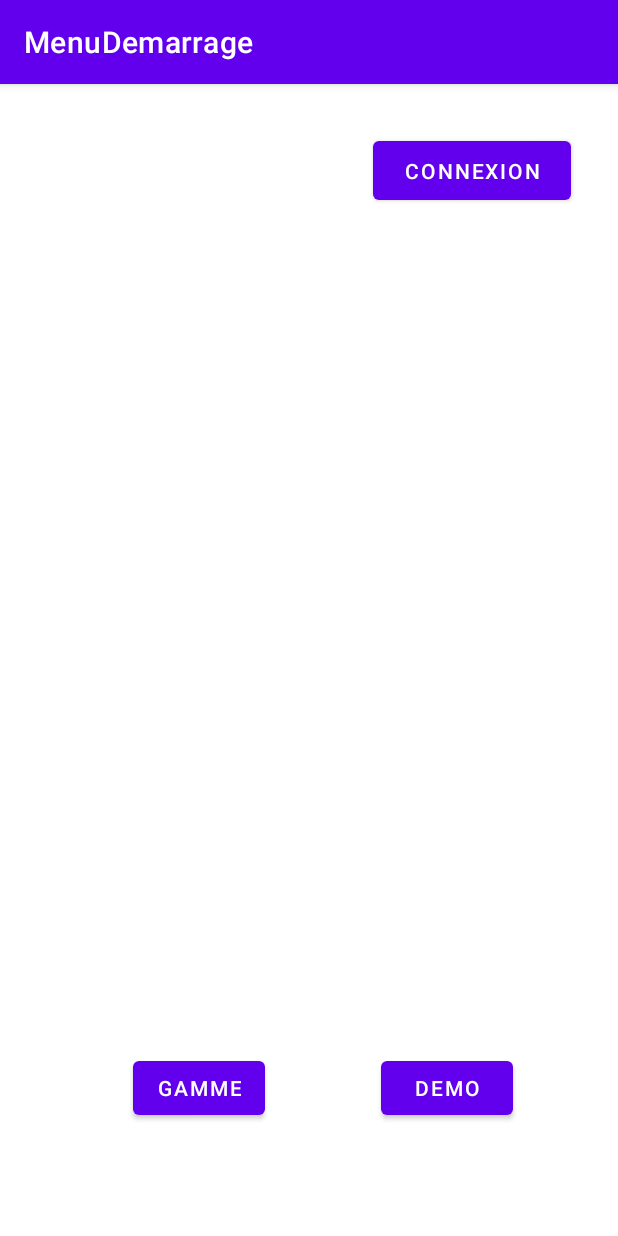
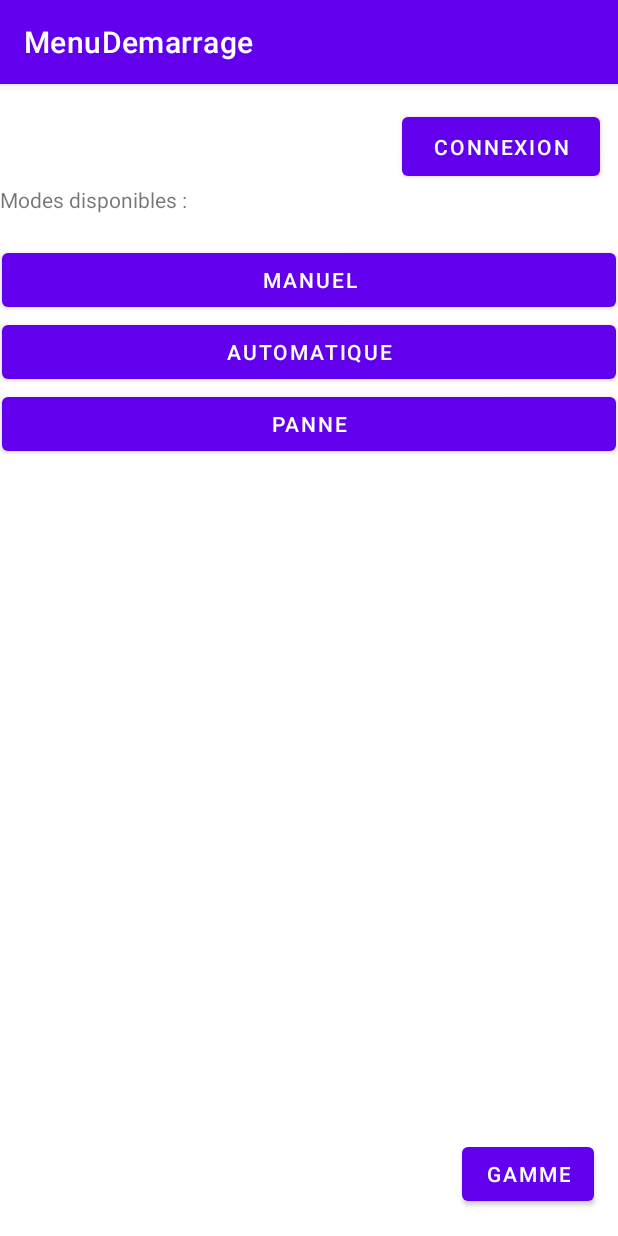
Before and after one commit to simont44/ApplicationAndroid, an Android app: the screen it shows after launch (MenuDemarrage), on a phone screen of 412 x 824 dp. Run offline under Robolectric (Android 15) with nearby library versions, the phone set to English and light mode, and no system bars.

Commit message:
Ajout login et changement de mode de fonctionnement

```diff
--- a/app/build.gradle
+++ b/app/build.gradle
@@ -44,8 +44,9 @@ dependencies {
     androidTestImplementation 'androidx.test.ext:junit:1.1.2'
     androidTestImplementation 'androidx.test.espresso:espresso-core:3.3.0'
 
-    compile 'com.android.support:recyclerview-v7:26.1.0'
-    compile 'com.github.stealthcopter:AndroidNetworkTools:0.4.5.3'
+    implementation 'com.android.support:recyclerview-v7:26.1.0'
+    implementation 'com.github.stealthcopter:AndroidNetworkTools:0.4.5.3'
+    implementation 'com.google.code.gson:gson:2.8.7'
 
 
 
--- a/app/src/main/java/com/example/robotandroid/AbstractActivity.java
+++ b/app/src/main/java/com/example/robotandroid/AbstractActivity.java
@@ -21,10 +21,12 @@ import androidx.appcompat.app.AppCompatActivity;
 import java.io.IOException;
 
 public class AbstractActivity extends AppCompatActivity {
+    protected Controleur controleur;
+
     @Override
     protected void onCreate(Bundle savedInstanceState) {
         super.onCreate(savedInstanceState);
-
+        controleur = Controleur.getInstance();
     }
 
     @Override
@@ -74,12 +76,7 @@ public class AbstractActivity extends AppCompatActivity {
         alertDialogBuilder.setPositiveButton("Sauvegarder", new DialogInterface.OnClickListener() {
             @Override
             public void onClick(DialogInterface dialog, int which) {
-                try {
-                    JSONManager.SendAllList();
-                    Log.e("SaveBDD","Les données sont sauvegardées et envoyées à la BDD");
-                } catch (IOException e) {
-                    e.printStackTrace();
-                }
+                controleur.creerGamme(controleur.gammeEnCreation);
                 Intent MenuDemarrage = new Intent(getApplicationContext(), MenuDemarrage.class);
                 startActivity(MenuDemarrage);
                 finish();
--- a/app/src/main/java/com/example/robotandroid/JSONManager.java
+++ b/app/src/main/java/com/example/robotandroid/JSONManager.java
@@ -50,7 +50,7 @@ public class JSONManager {
         Operation op1 = new Operation("Tourner","ça tourne");
         try {
             gamme2.AjouterOperation(op1);
-            op1.AjouterTache(new Tache(Tache.TypeAction.Attendre,5));
+            op1.AjouterTache(new Tache("1", "attendre", Tache.TypeAction.Attendre, 1000,'A'));
         } catch (Exception e) {
             e.printStackTrace();
         }
--- a/app/src/main/java/com/example/robotandroid/MenuDemarrage.java
+++ b/app/src/main/java/com/example/robotandroid/MenuDemarrage.java
@@ -16,10 +16,11 @@ public class MenuDemarrage extends AbstractActivity {
 
     @Override
     protected void onCreate(Bundle savedInstanceState) {
-        IRobot robot = new RobotConnexion();
+        IRobot robot = new WifiListener();
         Controleur.initControleur(robot);
 
         super.onCreate(savedInstanceState);
+
         setContentView(R.layout.activity_menu_demarrage);
         Button buttonGamme = findViewById(R.id.buttonGamme);
         buttonGamme.setOnClickListener(new View.OnClickListener() {
@@ -35,6 +36,31 @@ public class MenuDemarrage extends AbstractActivity {
                 OpenListeAppareilWifi();
             }
         });
+
+        Button buttonAuto = findViewById(R.id.buttonAuto);
+        buttonAuto.setOnClickListener(new View.OnClickListener() {
+            @Override
+            public void onClick(View v) {
+                controleur.mode("auto");
+            }
+        });
+
+        Button buttonManu = findViewById(R.id.buttonManuel);
+        buttonManu.setOnClickListener(new View.OnClickListener() {
+            @Override
+            public void onClick(View v) {
+                controleur.mode("manu");
+            }
+        });
+
+        Button buttonPanne = findViewById(R.id.buttonPanne);
+        buttonPanne.setOnClickListener(new View.OnClickListener() {
+            @Override
+            public void onClick(View v) {
+                controleur.mode("panne");
+            }
+        });
+
     }
     public void OpenMenuGamme()
     {
--- a/app/src/main/java/com/example/robotandroid/OperationRepository/Operation.java
+++ b/app/src/main/java/com/example/robotandroid/OperationRepository/Operation.java
@@ -10,6 +10,8 @@ public class Operation implements Serializable {
     String titre;
     String description;
 
+    public int nbTaches;
+
     public Operation(String titre, String description)
     {
         this.titre = titre;
@@ -21,12 +23,14 @@ public class Operation implements Serializable {
     public void AjouterTache(Tache t)
     {
         ListeTaches.add(t);
+        nbTaches++;
     }
 
 
     public void SupprimerTache(Tache t)
     {
         ListeTaches.remove(t);
+        nbTaches--;
     }
 
     public ArrayList<Tache> getListeTaches() {
--- a/app/src/main/res/layout/activity_menu_demarrage.xml
+++ b/app/src/main/res/layout/activity_menu_demarrage.xml
@@ -13,32 +13,55 @@
         android:text="@string/gamme"
         app:layout_constraintBottom_toBottomOf="parent"
         app:layout_constraintEnd_toEndOf="parent"
-        app:layout_constraintHorizontal_bias="0.274"
+        app:layout_constraintHorizontal_bias="0.95"
         app:layout_constraintStart_toStartOf="parent"
         app:layout_constraintTop_toTopOf="parent"
-        app:layout_constraintVertical_bias="0.896" />
-
-    <Button
-        android:id="@+id/buttonDemo"
-        android:layout_width="wrap_content"
-        android:layout_height="wrap_content"
-        android:text="Demo"
-        app:layout_constraintBottom_toBottomOf="@+id/buttonGamme"
-        app:layout_constraintEnd_toEndOf="parent"
-        app:layout_constraintHorizontal_bias="0.527"
-        app:layout_constraintStart_toEndOf="@+id/buttonGamme"
-        app:layout_constraintTop_toTopOf="@+id/buttonGamme"
-        app:layout_constraintVertical_bias="0.0" />
+        app:layout_constraintVertical_bias="0.976" />
 
     <Button
         android:id="@+id/buttonConnect"
         android:layout_width="132dp"
         android:layout_height="51dp"
+        android:layout_marginTop="16dp"
+        android:layout_marginEnd="12dp"
+        android:layout_marginRight="12dp"
         android:text="Connexion"
-        app:layout_constraintBottom_toTopOf="@+id/buttonDemo"
         app:layout_constraintEnd_toEndOf="parent"
-        app:layout_constraintHorizontal_bias="0.889"
+        app:layout_constraintTop_toTopOf="parent" />
+
+    <TextView
+        android:id="@+id/textViewModes"
+        android:layout_width="wrap_content"
+        android:layout_height="wrap_content"
+        android:text="Modes disponibles :"
         app:layout_constraintStart_toStartOf="parent"
-        app:layout_constraintTop_toTopOf="parent"
-        app:layout_constraintVertical_bias="0.054" />
+        app:layout_constraintTop_toBottomOf="@+id/buttonConnect" />
+
+    <Button
+        android:id="@+id/buttonPanne"
+        android:layout_width="409dp"
+        android:layout_height="wrap_content"
+        android:text="Panne"
+        app:layout_constraintEnd_toEndOf="parent"
+        app:layout_constraintStart_toStartOf="parent"
+        app:layout_constraintTop_toBottomOf="@+id/buttonAuto" />
+
+    <Button
+        android:id="@+id/buttonAuto"
+        android:layout_width="409dp"
+        android:layout_height="wrap_content"
+        android:layout_marginTop="68dp"
+        android:text="Automatique"
+        app:layout_constraintEnd_toEndOf="parent"
+        app:layout_constraintStart_toStartOf="parent"
+        app:layout_constraintTop_toBottomOf="@+id/textViewModes" />
+
+    <Button
+        android:id="@+id/buttonManuel"
+        android:layout_width="409dp"
+        android:layout_height="wrap_content"
+        android:text="Manuel"
+        app:layout_constraintBottom_toTopOf="@+id/buttonAuto"
+        app:layout_constraintEnd_toEndOf="parent"
+        app:layout_constraintStart_toStartOf="parent" />
 </androidx.constraintlayout.widget.ConstraintLayout>
```
Also changed, not shown: app/src/main/java/com/example/robotandroid/Controleur.java (+47 -1 lines), app/src/main/java/com/example/robotandroid/GammeRepository/EditGammeActivity.java (+18 -22 lines), app/src/main/java/com/example/robotandroid/GammeRepository/Gamme.java (+9 -5 lines), app/src/main/java/com/example/robotandroid/ListGammeActivity.java (+11 -3 lines), app/src/main/java/com/example/robotandroid/OperationRepository/EditOperationActivity.java (+26 -21 lines), app/src/main/java/com/example/robotandroid/RobotConnexion.java (deleted, +0 -88 lines), app/src/main/java/com/example/robotandroid/TacheRepository/EditTacheActivity.java (+13 -12 lines), app/src/main/java/com/example/robotandroid/TacheRepository/Tache.java (+11 -4 lines), app/src/main/java/com/example/robotandroid/WifiClass.java (deleted, +0 -34 lines), app/src/main/java/com/example/robotandroid/WifiListener.java (added, +141 -0 lines), app/src/main/java/com/example/robotandroid/androidViews/CustomSpinner.java (added, +26 -0 lines), app/src/main/java/com/example/robotandroid/listeAppareilWifi.java (+34 -5 lines), app/src/main/res/layout/activity_liste_appareil_wifi.xml (+59 -3 lines).
